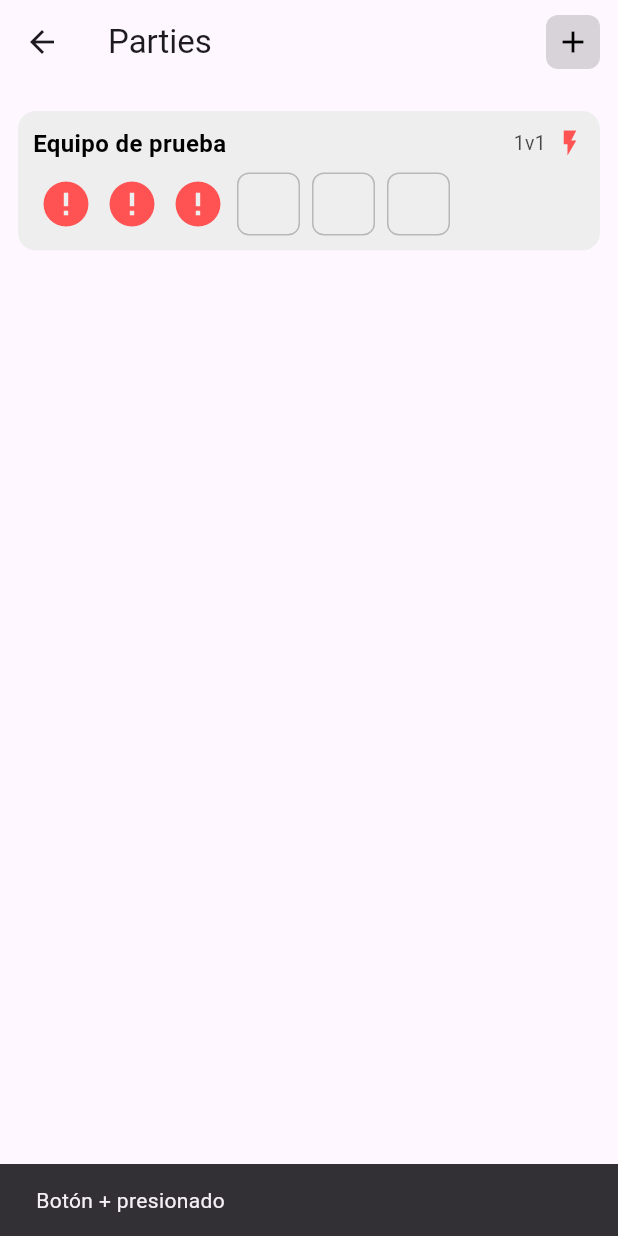
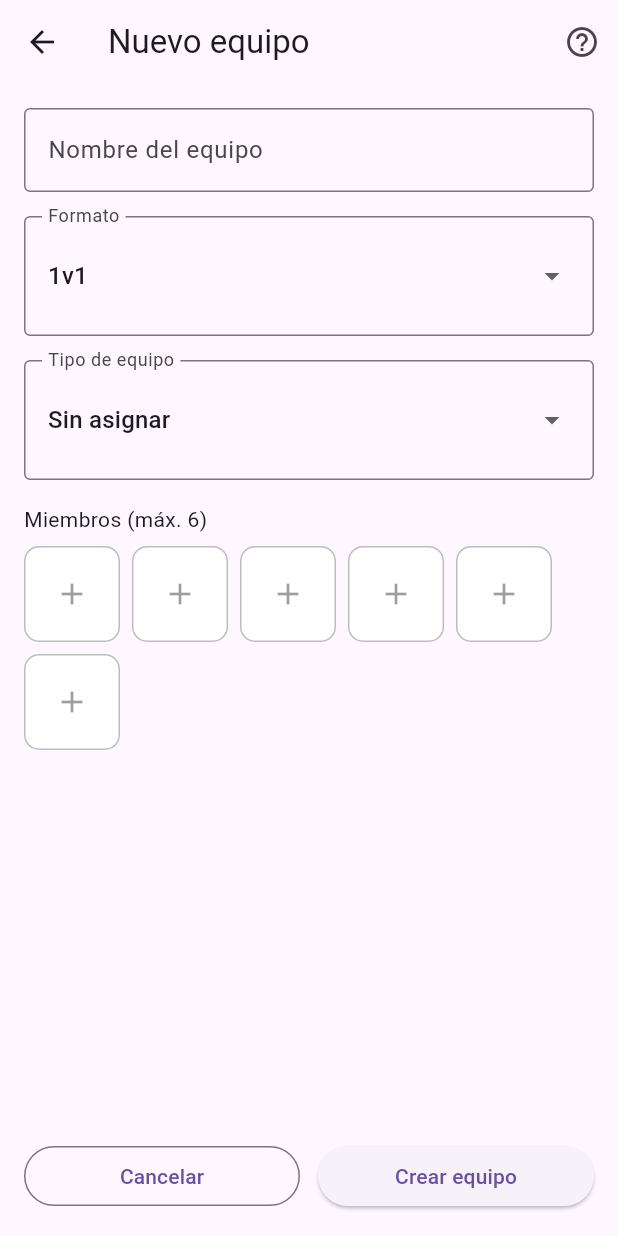
Before and after one commit to AlanMacias2002/Proyecto_Moviles, a Flutter app: the PartiesScreen screen opened directly, after a tap on the "add" icon, on a phone screen of 412 x 824 dp. Run offline on Flutter 3.47's test engine with Material 3 defaults, Android fonts, the phone set to English and light mode, and no system bars; network calls fail.

Commit message:
Pantallas Alan 2

```diff
--- /dev/null
+++ b/lib/Screens/new_edit_partyScreen.dart
@@ -0,0 +1,184 @@
+import 'package:flutter/material.dart';
+import 'package:proyecto_moviles/Models/party_model.dart';
+import 'package:proyecto_moviles/Models/pokemons.dart';
+
+class NewEditPartyScreen extends StatefulWidget {
+	const NewEditPartyScreen({super.key, this.party});
+
+	final Party? party; // null = nueva, !null = editar
+
+	@override
+	State<NewEditPartyScreen> createState() => _NewEditPartyScreenState();
+}
+
+class _NewEditPartyScreenState extends State<NewEditPartyScreen> {
+	late final TextEditingController _nameCtrl;
+	late BattleFormat _format;
+	late TeamStyle _style;
+	late final List<Pokemon> _members;
+
+	@override
+	void initState() {
+		super.initState();
+		_nameCtrl = TextEditingController(text: widget.party?.name ?? '');
+		_format = widget.party?.format ?? BattleFormat.v1v1;
+		_style = widget.party?.style ?? TeamStyle.sinAsignar;
+			_members = List<Pokemon>.from(widget.party?.members ?? const []);
+	}
+
+	@override
+	void dispose() {
+		_nameCtrl.dispose();
+		super.dispose();
+	}
+
+	void _snack(String msg) {
+		ScaffoldMessenger.of(context).showSnackBar(SnackBar(content: Text(msg)));
+	}
+
+	@override
+	Widget build(BuildContext context) {
+		final isEdit = widget.party != null;
+		return Scaffold(
+			appBar: AppBar(
+				title: Text(isEdit ? 'Editar equipo' : 'Nuevo equipo'),
+				actions: [
+					IconButton(
+						icon: const Icon(Icons.help_outline),
+						onPressed: () => _snack('funcionammiento accion'),
+					),
+				],
+			),
+			body: SafeArea(
+				child: ListView(
+					padding: const EdgeInsets.all(16),
+					children: [
+						TextField(
+							controller: _nameCtrl,
+							decoration: const InputDecoration(
+								labelText: 'Nombre del equipo',
+								border: OutlineInputBorder(),
+							),
+							onSubmitted: (_) => _snack('funcionammiento accion'),
+						),
+						const SizedBox(height: 16),
+
+						// Formato
+						InputDecorator(
+							decoration: const InputDecoration(
+								labelText: 'Formato',
+								border: OutlineInputBorder(),
+							),
+							child: DropdownButtonHideUnderline(
+								child: DropdownButton<BattleFormat>(
+									value: _format,
+									items: const [
+										DropdownMenuItem(value: BattleFormat.v1v1, child: Text('1v1')),
+										DropdownMenuItem(value: BattleFormat.v2v2, child: Text('2v2')),
+									],
+									onChanged: (v) {
+										if (v != null) setState(() => _format = v);
+										_snack('Funcion cambiar formato');
+									},
+								),
+							),
+						),
+						const SizedBox(height: 16),
+
+						// Estilo
+						InputDecorator(
+							decoration: const InputDecoration(
+								labelText: 'Tipo de equipo',
+								border: OutlineInputBorder(),
+							),
+							child: DropdownButtonHideUnderline(
+								child: DropdownButton<TeamStyle>(
+									value: _style,
+									items: const [
+										DropdownMenuItem(value: TeamStyle.defensivo, child: Text('Defensivo')),
+										DropdownMenuItem(value: TeamStyle.agresivo, child: Text('Agresivo')),
+										DropdownMenuItem(value: TeamStyle.libre, child: Text('Libre')),
+										DropdownMenuItem(value: TeamStyle.sinAsignar, child: Text('Sin asignar')),
+									],
+									onChanged: (v) {
+										if (v != null) setState(() => _style = v);
+										_snack('funcion cambiar tipo de equipo');
+									},
+								),
+							),
+						),
+						const SizedBox(height: 16),
+
+						// Miembros (solo cascarón con 6 slots)
+						const Text('Miembros (máx. 6)'),
+						const SizedBox(height: 8),
+									Wrap(
+							spacing: 8,
+							runSpacing: 8,
+							children: List.generate(6, (i) {
+											if (i < _members.length) {
+												final p = _members[i];
+												return GestureDetector(
+													onTap: () => _snack('funcion agregar o editar pokemon'),
+													child: ClipRRect(
+														borderRadius: BorderRadius.circular(10),
+														child: Image.network(
+															p.imageUrl,
+															width: 64,
+															height: 64,
+															fit: BoxFit.cover,
+															errorBuilder: (context, error, stack) => Container(
+																width: 64,
+																height: 64,
+																color: Colors.black12,
+																alignment: Alignment.center,
+																child: const Icon(Icons.error, color: Colors.redAccent),
+															),
+														),
+													),
+												);
+											} else {
+												return GestureDetector(
+													onTap: () => _snack('funcion agregar o editar pokemon'),
+													child: Container(
+														width: 64,
+														height: 64,
+														decoration: BoxDecoration(
+															borderRadius: BorderRadius.circular(10),
+															border: Border.all(color: Colors.black26),
+															color: Colors.white,
+														),
+														child: const Icon(Icons.add, color: Colors.black38),
+													),
+												);
+											}
+							}),
+						),
+					],
+				),
+			),
+			bottomNavigationBar: SafeArea(
+				child: Padding(
+					padding: const EdgeInsets.fromLTRB(16, 8, 16, 16),
+					child: Row(
+						children: [
+							Expanded(
+								child: OutlinedButton(
+									onPressed: () => _snack('funcion cancelar'),
+									child: const Text('Cancelar'),
+								),
+							),
+							const SizedBox(width: 12),
+							Expanded(
+								child: ElevatedButton(
+									onPressed: () => _snack('funcion guardar / editar equipo'),
+									child: Text(isEdit ? 'Guardar cambios' : 'Crear equipo'),
+								),
+							),
+						],
+					),
+				),
+			),
+		);
+	}
+}
--- a/lib/Screens/partiesScreen.dart
+++ b/lib/Screens/partiesScreen.dart
@@ -2,6 +2,7 @@ import 'package:flutter/material.dart';
 import 'package:proyecto_moviles/Models/party_model.dart';
 import 'package:proyecto_moviles/TestData/Data.dart';
 import 'package:proyecto_moviles/Widgets/party.dart';
+import 'package:proyecto_moviles/Screens/new_edit_partyScreen.dart';
 
 class PartiesScreen extends StatelessWidget {
 	const PartiesScreen({super.key});
@@ -24,10 +25,11 @@ class PartiesScreen extends StatelessWidget {
 							child: InkWell(
 								borderRadius: BorderRadius.circular(8),
 								onTap: () {
-									// Acción temporal hasta definir comportamiento
-									ScaffoldMessenger.of(context).showSnackBar(
-										const SnackBar(content: Text('Botón + presionado')),
-									);
+													Navigator.of(context).push(
+														MaterialPageRoute(
+															builder: (_) => const NewEditPartyScreen(),
+														),
+													);
 								},
 								child: Ink(
 									width: 36,
@@ -49,11 +51,13 @@ class PartiesScreen extends StatelessWidget {
 				children: [
 					PartyCard(
 						party: demoParty,
-						onTap: () {
-							ScaffoldMessenger.of(context).showSnackBar(
-								const SnackBar(content: Text('Abrir detalles de la party (demo)')),
-							);
-						},
+									onTap: () {
+										Navigator.of(context).push(
+											MaterialPageRoute(
+												builder: (_) => NewEditPartyScreen(party: demoParty),
+											),
+										);
+									},
 					),
 				],
 			),
```
